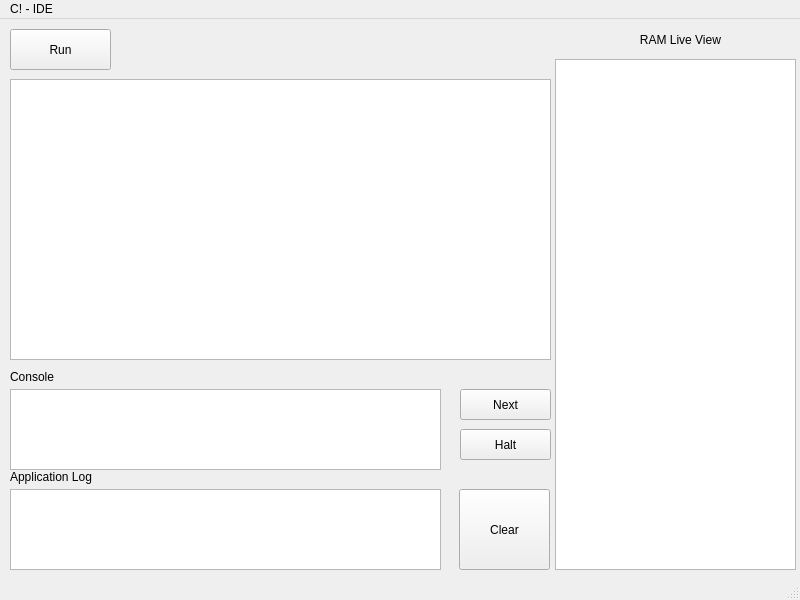
Qt form QT_Interface/interface.ui (JoseA4718/Proyecto-1-Datos-II-C) before a commit.
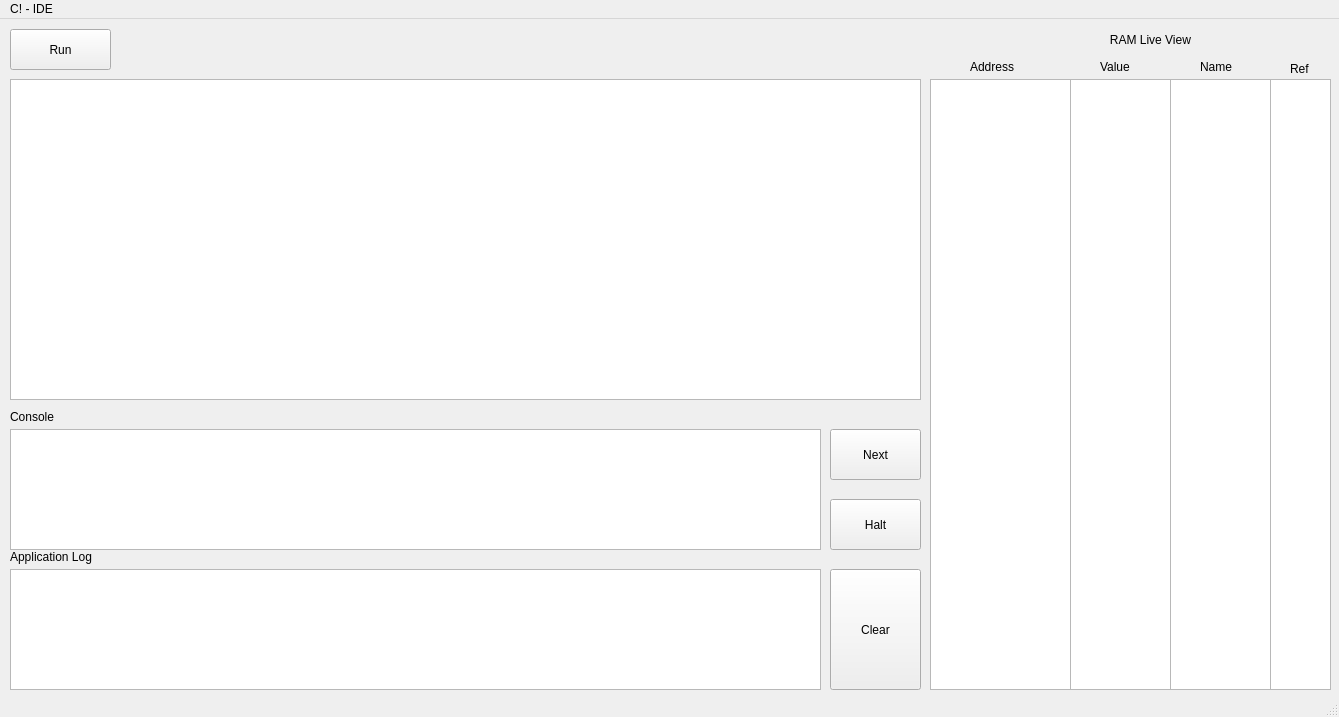
The same form after that commit.

Commit message: Implemented RamLiveView print method

What changed in the file:
```diff
--- a/QT_Interface/interface.ui
+++ b/QT_Interface/interface.ui
@@ -6,8 +6,8 @@
    <rect>
     <x>0</x>
     <y>0</y>
-    <width>800</width>
-    <height>600</height>
+    <width>1339</width>
+    <height>717</height>
    </rect>
   </property>
   <property name="windowTitle">
@@ -32,15 +32,15 @@
      <rect>
       <x>10</x>
       <y>60</y>
-      <width>541</width>
-      <height>281</height>
+      <width>911</width>
+      <height>321</height>
      </rect>
     </property>
    </widget>
    <widget class="QLabel" name="RLV_Label">
     <property name="geometry">
      <rect>
-      <x>550</x>
+      <x>1020</x>
       <y>10</y>
       <width>251</width>
       <height>21</height>
@@ -50,21 +50,11 @@
      <string>                           RAM Live View</string>
     </property>
    </widget>
-   <widget class="QListView" name="RLV_ListView">
-    <property name="geometry">
-     <rect>
-      <x>555</x>
-      <y>40</y>
-      <width>241</width>
-      <height>511</height>
-     </rect>
-    </property>
-   </widget>
    <widget class="QLabel" name="Console_Label">
     <property name="geometry">
      <rect>
       <x>10</x>
-      <y>350</y>
+      <y>390</y>
       <width>58</width>
       <height>16</height>
      </rect>
@@ -77,7 +67,7 @@
     <property name="geometry">
      <rect>
       <x>10</x>
-      <y>450</y>
+      <y>530</y>
       <width>101</width>
       <height>16</height>
      </rect>
@@ -89,10 +79,10 @@
    <widget class="QPushButton" name="NextButton">
     <property name="geometry">
      <rect>
-      <x>460</x>
-      <y>370</y>
+      <x>830</x>
+      <y>410</y>
       <width>91</width>
-      <height>31</height>
+      <height>51</height>
      </rect>
     </property>
     <property name="text">
@@ -102,10 +92,10 @@
    <widget class="QPushButton" name="Halt_Button">
     <property name="geometry">
      <rect>
-      <x>460</x>
-      <y>410</y>
+      <x>830</x>
+      <y>480</y>
       <width>91</width>
-      <height>31</height>
+      <height>51</height>
      </rect>
     </property>
     <property name="text">
@@ -115,10 +105,10 @@
    <widget class="QPushButton" name="ClearButton">
     <property name="geometry">
      <rect>
-      <x>459</x>
-      <y>470</y>
+      <x>830</x>
+      <y>550</y>
       <width>91</width>
-      <height>81</height>
+      <height>121</height>
      </rect>
     </property>
     <property name="text">
@@ -129,9 +119,9 @@
     <property name="geometry">
      <rect>
       <x>10</x>
-      <y>470</y>
-      <width>431</width>
-      <height>81</height>
+      <y>550</y>
+      <width>811</width>
+      <height>121</height>
      </rect>
     </property>
    </widget>
@@ -139,9 +129,101 @@
     <property name="geometry">
      <rect>
       <x>10</x>
-      <y>370</y>
-      <width>431</width>
-      <height>81</height>
+      <y>410</y>
+      <width>811</width>
+      <height>121</height>
+     </rect>
+    </property>
+   </widget>
+   <widget class="QLabel" name="label">
+    <property name="geometry">
+     <rect>
+      <x>970</x>
+      <y>40</y>
+      <width>51</width>
+      <height>16</height>
+     </rect>
+    </property>
+    <property name="text">
+     <string>Address</string>
+    </property>
+   </widget>
+   <widget class="QLabel" name="label_2">
+    <property name="geometry">
+     <rect>
+      <x>1100</x>
+      <y>40</y>
+      <width>41</width>
+      <height>16</height>
+     </rect>
+    </property>
+    <property name="text">
+     <string>Value</string>
+    </property>
+   </widget>
+   <widget class="QLabel" name="label_3">
+    <property name="geometry">
+     <rect>
+      <x>1200</x>
+      <y>40</y>
+      <width>41</width>
+      <height>16</height>
+     </rect>
+    </property>
+    <property name="text">
+     <string>Name</string>
+    </property>
+   </widget>
+   <widget class="QLabel" name="label_4">
+    <property name="geometry">
+     <rect>
+      <x>1290</x>
+      <y>40</y>
+      <width>21</width>
+      <height>20</height>
+     </rect>
+    </property>
+    <property name="text">
+     <string>Ref</string>
+    </property>
+   </widget>
+   <widget class="QTextBrowser" name="AddressBrowser">
+    <property name="geometry">
+     <rect>
+      <x>930</x>
+      <y>60</y>
+      <width>141</width>
+      <height>611</height>
+     </rect>
+    </property>
+   </widget>
+   <widget class="QTextBrowser" name="ValueBrowser">
+    <property name="geometry">
+     <rect>
+      <x>1070</x>
+      <y>60</y>
+      <width>101</width>
+      <height>611</height>
+     </rect>
+    </property>
+   </widget>
+   <widget class="QTextBrowser" name="NameBrowser">
+    <property name="geometry">
+     <rect>
+      <x>1170</x>
+      <y>60</y>
+      <width>101</width>
+      <height>611</height>
+     </rect>
+    </property>
+   </widget>
+   <widget class="QTextBrowser" name="ReferenceBrowser">
+    <property name="geometry">
+     <rect>
+      <x>1270</x>
+      <y>60</y>
+      <width>61</width>
+      <height>611</height>
      </rect>
     </property>
    </widget>
@@ -151,7 +233,7 @@
     <rect>
      <x>0</x>
      <y>0</y>
-     <width>800</width>
+     <width>1339</width>
      <height>21</height>
     </rect>
    </property>
```
The commit also changes 9 other files.
